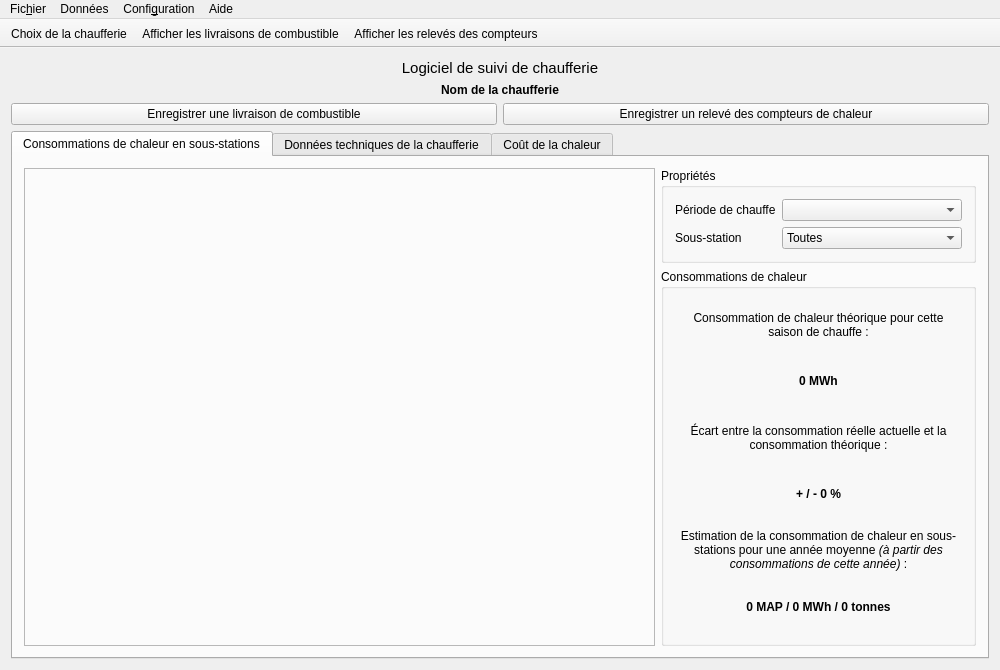
The window that mainwindow.ui (pyridiss/suivi-chaufferies) describes before a commit, drawn with Qt 5.
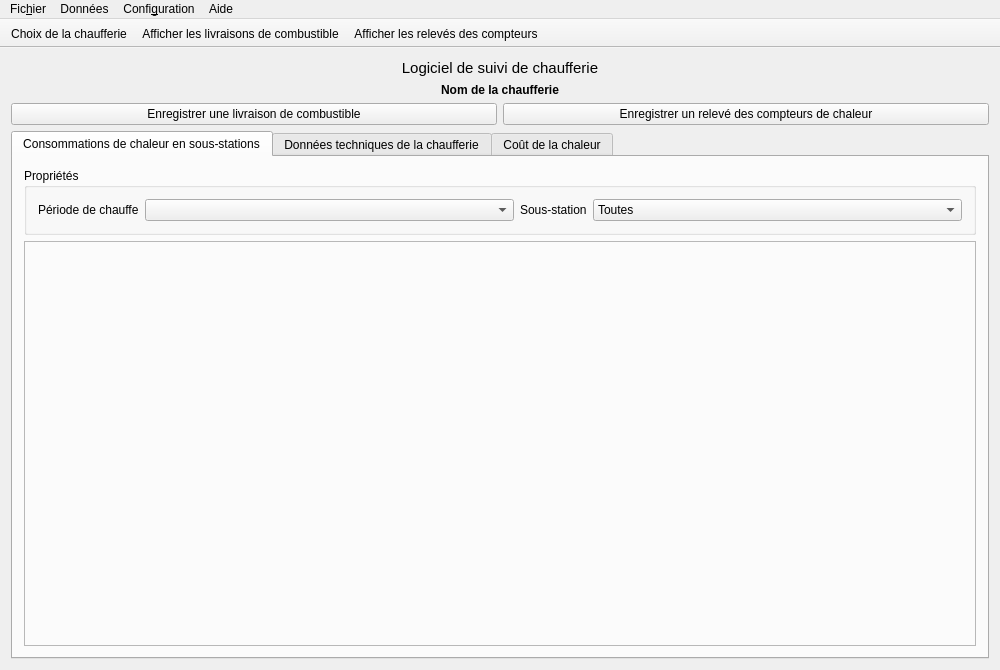
The same window after the commit. Icons and pictures are not drawn. Custom widgets are drawn as their Qt base class.

Commit message: Results of analysis are included in chart.

Diff of the .ui file:
```diff
--- a/mainwindow.ui
+++ b/mainwindow.ui
@@ -35,21 +35,31 @@
        <attribute name="title">
         <string>Consommations de chaleur en sous-stations</string>
        </attribute>
-       <layout class="QGridLayout" name="gridLayout_3" rowstretch="0,1" columnstretch="2,1">
-        <item row="0" column="1">
+       <layout class="QGridLayout" name="gridLayout_3" rowstretch="0,1,0">
+        <item row="1" column="0" rowspan="2" colspan="2">
+         <widget class="EnergyConsumptionChart" name="energyConsumptionChart">
+          <property name="frameShape">
+           <enum>QFrame::StyledPanel</enum>
+          </property>
+          <property name="frameShadow">
+           <enum>QFrame::Raised</enum>
+          </property>
+         </widget>
+        </item>
+        <item row="0" column="0" colspan="2">
          <widget class="QGroupBox" name="groupBox">
           <property name="title">
            <string>Propriétés</string>
           </property>
-          <layout class="QFormLayout" name="formLayout">
-           <item row="0" column="0">
+          <layout class="QHBoxLayout" name="horizontalLayout">
+           <item>
             <widget class="QLabel" name="label_3">
              <property name="text">
               <string>Période de chauffe</string>
              </property>
             </widget>
            </item>
-           <item row="0" column="1">
+           <item>
             <widget class="QComboBox" name="comboBox_chartHeatingSeason">
              <property name="sizePolicy">
               <sizepolicy hsizetype="Expanding" vsizetype="Fixed">
@@ -59,14 +69,14 @@
              </property>
             </widget>
            </item>
-           <item row="1" column="0">
+           <item>
             <widget class="QLabel" name="label_10">
              <property name="text">
               <string>Sous-station</string>
              </property>
             </widget>
            </item>
-           <item row="1" column="1">
+           <item>
             <widget class="QComboBox" name="comboBox">
              <property name="sizePolicy">
               <sizepolicy hsizetype="Expanding" vsizetype="Fixed">
@@ -84,94 +94,6 @@
           </layout>
          </widget>
         </item>
-        <item row="1" column="1">
-         <widget class="QGroupBox" name="groupBox_2">
-          <property name="title">
-           <string>Consommations de chaleur</string>
-          </property>
-          <layout class="QVBoxLayout" name="verticalLayout_4">
-           <item>
-            <widget class="QLabel" name="label_4">
-             <property name="text">
-              <string>Consommation de chaleur théorique pour cette saison de chauffe :</string>
-             </property>
-             <property name="alignment">
-              <set>Qt::AlignCenter</set>
-             </property>
-             <property name="wordWrap">
-              <bool>true</bool>
-             </property>
-            </widget>
-           </item>
-           <item>
-            <widget class="QLabel" name="label_ExpectedConsumption">
-             <property name="text">
-              <string>&lt;html&gt;&lt;head/&gt;&lt;body&gt;&lt;p&gt;&lt;span style=&quot; font-weight:600;&quot;&gt;0 MWh&lt;/span&gt;&lt;/p&gt;&lt;/body&gt;&lt;/html&gt;</string>
-             </property>
-             <property name="alignment">
-              <set>Qt::AlignCenter</set>
-             </property>
-            </widget>
-           </item>
-           <item>
-            <widget class="QLabel" name="label_8">
-             <property name="text">
-              <string>Écart entre la consommation réelle actuelle et la consommation théorique :</string>
-             </property>
-             <property name="alignment">
-              <set>Qt::AlignCenter</set>
-             </property>
-             <property name="wordWrap">
-              <bool>true</bool>
-             </property>
-            </widget>
-           </item>
-           <item>
-            <widget class="QLabel" name="label_Shift">
-             <property name="text">
-              <string>&lt;html&gt;&lt;head/&gt;&lt;body&gt;&lt;p&gt;&lt;span style=&quot; font-weight:600;&quot;&gt;+ / - 0 %&lt;/span&gt;&lt;/p&gt;&lt;/body&gt;&lt;/html&gt;</string>
-             </property>
-             <property name="alignment">
-              <set>Qt::AlignCenter</set>
-             </property>
-            </widget>
-           </item>
-           <item>
-            <widget class="QLabel" name="label_6">
-             <property name="text">
-              <string>&lt;html&gt;&lt;head/&gt;&lt;body&gt;&lt;p&gt;Estimation de la consommation de chaleur en sous-stations pour une année moyenne &lt;span style=&quot; font-style:italic;&quot;&gt;(à partir des consommations de cette année)&lt;/span&gt; :&lt;/p&gt;&lt;/body&gt;&lt;/html&gt;</string>
-             </property>
-             <property name="alignment">
-              <set>Qt::AlignCenter</set>
-             </property>
-             <property name="wordWrap">
-              <bool>true</bool>
-             </property>
-            </widget>
-           </item>
-           <item>
-            <widget class="QLabel" name="label_ExpectedCorrectedConsumption">
-             <property name="text">
-              <string>&lt;html&gt;&lt;head/&gt;&lt;body&gt;&lt;p&gt;&lt;span style=&quot; font-weight:600;&quot;&gt;0 MAP / 0 MWh / 0 tonnes&lt;/span&gt;&lt;/p&gt;&lt;/body&gt;&lt;/html&gt;</string>
-             </property>
-             <property name="alignment">
-              <set>Qt::AlignCenter</set>
-             </property>
-            </widget>
-           </item>
-          </layout>
-         </widget>
-        </item>
-        <item row="0" column="0" rowspan="2">
-         <widget class="EnergyConsumptionChart" name="energyConsumptionChart">
-          <property name="frameShape">
-           <enum>QFrame::StyledPanel</enum>
-          </property>
-          <property name="frameShadow">
-           <enum>QFrame::Raised</enum>
-          </property>
-         </widget>
-        </item>
        </layout>
       </widget>
       <widget class="QWidget" name="tabTechnicalData">
```
The commit also changes 3 other files.
